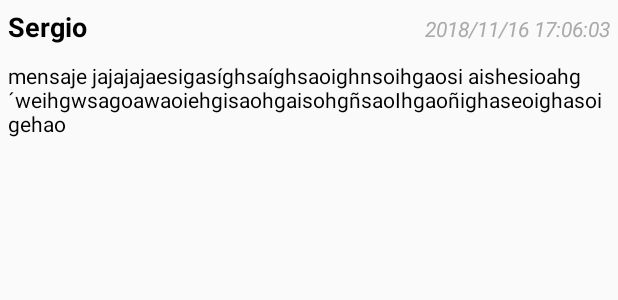
After one commit to tronxi/webChatApp, an Android app: the layout mensajes_vista.xml on its own in the app's theme, with its tools: preview values and no code run, on a phone screen of 412 x 824 dp. The commit adds this screen. Shown: the top 300 px of the screen. Run offline under Robolectric (Android 15) with nearby library versions, the phone set to English and light mode, and no system bars; network calls fail.

Commit message:
cambios en la interfaz y arreglo bug

```diff
--- a/app/src/main/java/com/tron/sergi/webchat/Conversacion.java
+++ b/app/src/main/java/com/tron/sergi/webchat/Conversacion.java
@@ -63,7 +63,7 @@ public class Conversacion extends AppCompatActivity
                     colaPeticiones.cancelAll(TAG);
                 }
                 actualizarConversaciones.cancel(true);
-                toast(cj[position].getNombre());
+                //toast(cj[position].getNombre());
                 Intent intent = new Intent (getApplicationContext(), MostrarMensajes.class);
                 intent.putExtra("usuario", usuario);
                 intent.putExtra("idConversacion", cj[position].getIdConversacion());
--- a/app/src/main/java/com/tron/sergi/webchat/MainActivity.java
+++ b/app/src/main/java/com/tron/sergi/webchat/MainActivity.java
@@ -70,7 +70,10 @@ public class MainActivity extends AppCompatActivity
             }
         });
     }
+    @Override
+    public void onBackPressed() {
 
+    }
     public void inicioAutomatico()
     {
         SharedPreferences prefs = getSharedPreferences("login", Context.MODE_PRIVATE);
--- /dev/null
+++ b/app/src/main/res/layout/mensajes_vista.xml
@@ -0,0 +1,54 @@
+<?xml version="1.0" encoding="utf-8"?>
+<android.support.constraint.ConstraintLayout
+    xmlns:android="http://schemas.android.com/apk/res/android"
+    xmlns:tools="http://schemas.android.com/tools"
+    android:layout_width="match_parent"
+    android:layout_height="match_parent">
+
+    <LinearLayout
+        android:layout_width="match_parent"
+        android:layout_height="match_parent"
+        android:orientation="vertical">
+
+        <LinearLayout
+            android:layout_width="match_parent"
+            android:layout_height="wrap_content"
+            android:layout_margin="5dp"
+            android:orientation="horizontal">
+
+            <TextView
+                android:id="@+id/nombre"
+                android:layout_width="wrap_content"
+                android:layout_height="wrap_content"
+                android:layout_weight="3"
+                android:text="Sergio"
+                android:textColor="#000000"
+                android:textSize="18sp"
+                android:textStyle="bold" />
+
+            <TextView
+                android:id="@+id/fecha"
+                android:layout_width="wrap_content"
+                android:layout_height="wrap_content"
+                android:layout_weight="1"
+                android:gravity="right"
+                android:inputType="none"
+                android:text="2018/11/16 17:06:03"
+                android:textColor="@android:color/darker_gray"
+                android:textSize="14sp"
+                android:textStyle="italic" />
+        </LinearLayout>
+
+        <TextView
+            android:id="@+id/mensaje"
+            android:layout_width="match_parent"
+            android:layout_height="wrap_content"
+            android:layout_margin="5dp"
+            android:text="mensaje jajajajaesigasíghsaíghsaoighnsoihgaosi aishesioahg´weihgwsagoawaoiehgisaohgaisohgñsaoIhgaoñighaseoighasoigehao"
+            android:textColor="#000000"
+            android:textSize="14sp"
+            tools:layout_editor_absoluteY="18dp" />
+
+    </LinearLayout>
+
+</android.support.constraint.ConstraintLayout>
```
Also changed, not shown: app/src/main/java/com/tron/sergi/webchat/AdapterItemMensaje.java (added, +78 -0 lines), app/src/main/java/com/tron/sergi/webchat/Buscar.java (+17 -7 lines), app/src/main/java/com/tron/sergi/webchat/MensajeCategory.java (added, +51 -0 lines), app/src/main/java/com/tron/sergi/webchat/MostrarMensajes.java (+28 -14 lines), app/src/main/res/layout/activity_mostrar_mensajes.xml (+6 -26 lines), app/src/main/res/layout/contactos_lista.xml (+5 -2 lines).
